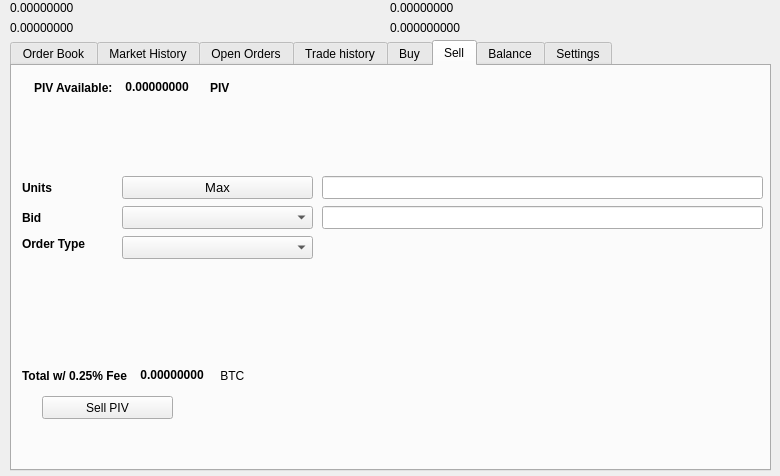
Before: the Qt Designer form src/qt/forms/tradingdialog.ui in swincacoin/swicoin-core, drawn with Qt 5.
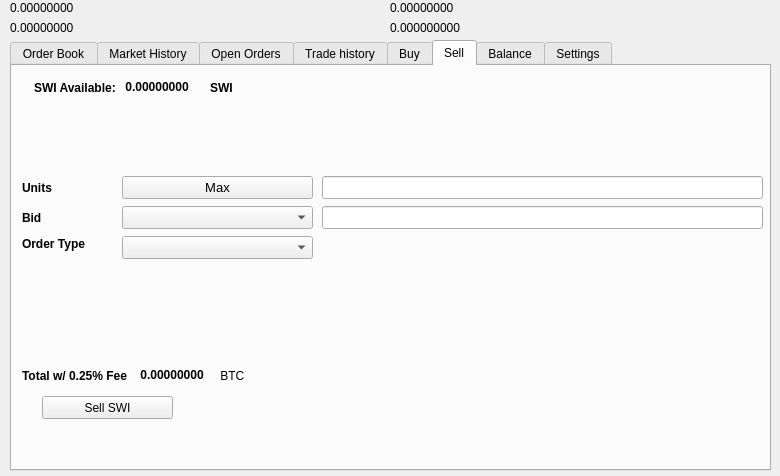
After: the same form once the commit is applied. The open tabs and pages were chosen to show the change. Icons and pictures are not drawn.

```diff
--- a/src/qt/forms/tradingdialog.ui
+++ b/src/qt/forms/tradingdialog.ui
@@ -1751,7 +1751,7 @@
       </rect>
      </property>
      <property name="text">
-      <string>Sell PIV</string>
+      <string>Sell SWI</string>
      </property>
      <property name="icon">
       <iconset resource="../swi">
@@ -1777,7 +1777,7 @@
          </font>
         </property>
         <property name="text">
-         <string>PIV Available:</string>
+         <string>SWI Available:</string>
         </property>
        </widget>
       </item>
@@ -2221,7 +2221,7 @@
          </font>
         </property>
         <property name="text">
-         <string>PIV</string>
+         <string>SWI</string>
         </property>
        </widget>
       </item>
```
Left out of the diff: 34 changed lines with no effect on the pictures.
